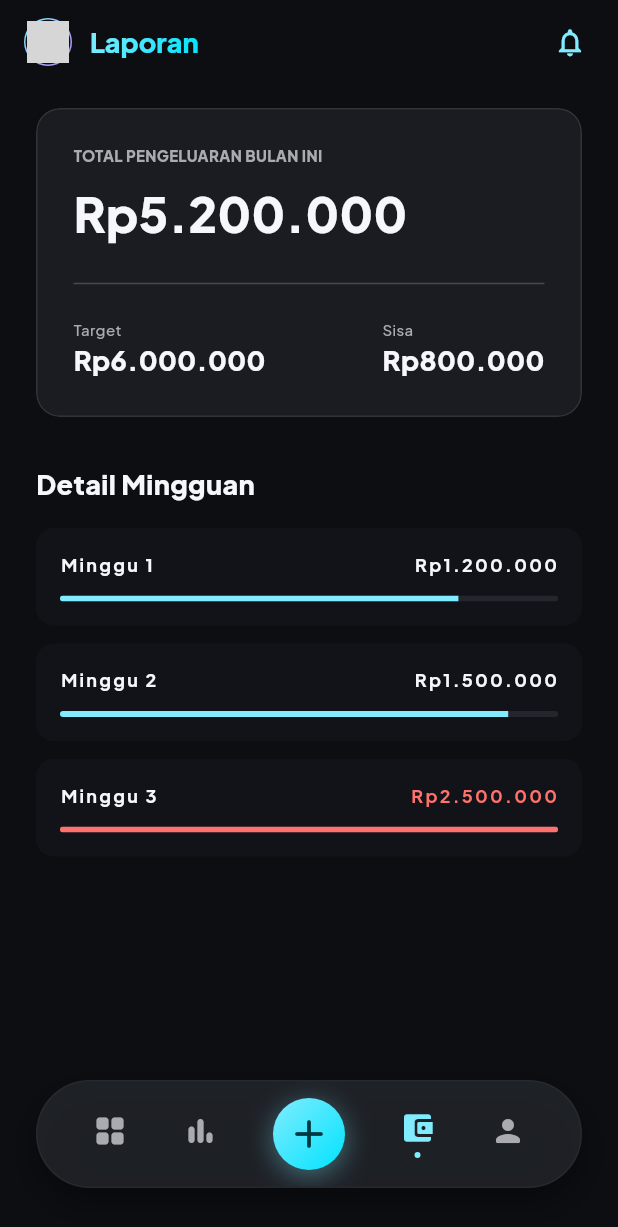
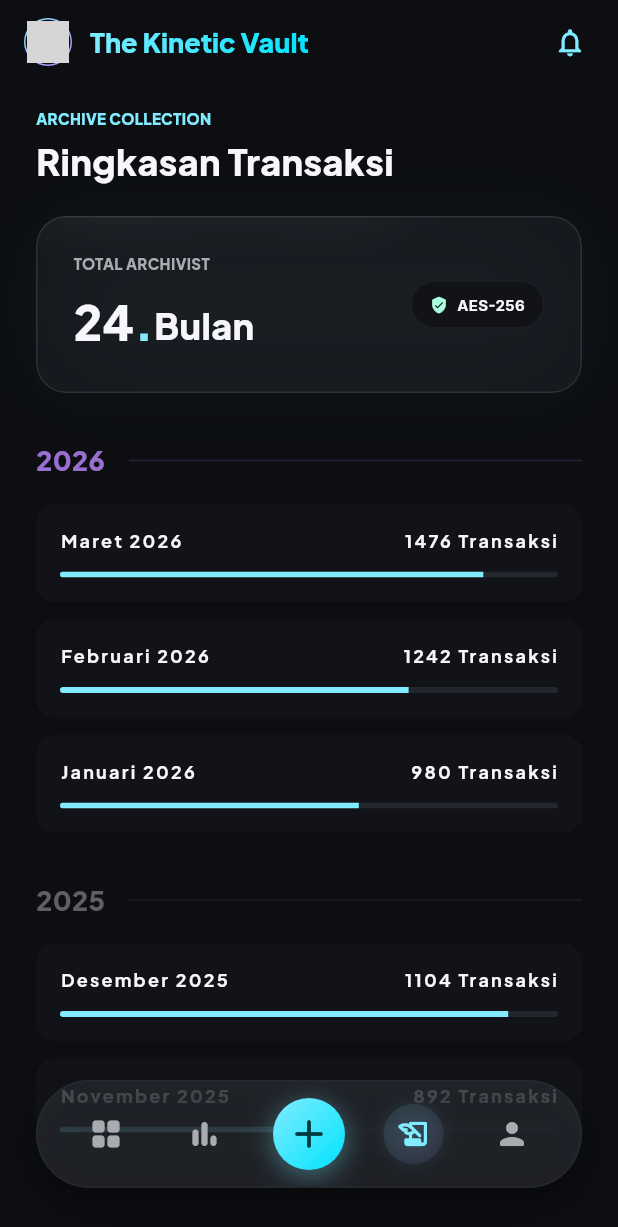
Before and after one commit to agusperdii/fintrack-mobile-app, a Flutter app: the screen it shows after launch, item 4 of the bottom bar chosen, on a phone screen of 412 x 824 dp. Shown: the top 1227 px of the screen. Run offline on Flutter 3.47's test engine with Material 3 defaults, Android fonts, the phone set to English and light mode, and no system bars; our stand-ins replace google_fonts; network calls fail; grey boxes are pictures that could not be loaded.

Commit message:
finalisasi

```diff
--- a/lib/presentation/molecules/app_transaction_item.dart
+++ b/lib/presentation/molecules/app_transaction_item.dart
@@ -29,7 +29,7 @@ class AppTransactionItem extends StatelessWidget {
           children: [
             AppIconContainer(
               icon: isExpense ? Icons.coffee : Icons.shopping_bag,
-              color: isExpense ? KineticVaultTheme.secondary : KineticVaultTheme.primary,
+              color:  KineticVaultTheme.surfaceContainerHigh,
               shape: AppIconShape.rounded,
               size: 40,
               opacity: 1.0,
--- a/lib/presentation/pages/main_screen.dart
+++ b/lib/presentation/pages/main_screen.dart
@@ -65,7 +65,7 @@ class _MainScreenState extends State<MainScreen> {
                     _buildNavItem(0, Icons.grid_view_rounded, 'Home'),
                     _buildNavItem(1, Icons.bar_chart_rounded, 'Analisa'),
                     _buildFloatingActionButton(),
-                    _buildNavItem(2, Icons.account_balance_wallet_rounded, 'Laporan'),
+                    _buildNavItem(2, Icons.history_edu_rounded, 'Laporan'),
                     _buildNavItem(3, Icons.person_rounded, 'Profil'),
                   ],
                 ),
@@ -82,25 +82,30 @@ class _MainScreenState extends State<MainScreen> {
     return GestureDetector(
       onTap: () => _onItemTapped(index),
       behavior: HitTestBehavior.opaque,
-      child: Column(
-        mainAxisAlignment: MainAxisAlignment.center,
-        children: [
-          Icon(
-            icon,
-            color: isSelected ? KineticVaultTheme.primary : KineticVaultTheme.onSurfaceVariant,
-            size: 24,
+      child: Container(
+        padding: const EdgeInsets.all(8),
+        decoration: isSelected ? BoxDecoration(
+          shape: BoxShape.circle,
+          gradient: LinearGradient(
+            colors: [
+              KineticVaultTheme.primary.withValues(alpha: 0.1),
+              KineticVaultTheme.secondary.withValues(alpha: 0.1),
+            ],
+            begin: Alignment.topLeft,
+            end: Alignment.bottomRight,
           ),
-          const SizedBox(height: 4),
-          if (isSelected)
-            Container(
-              width: 4,
-              height: 4,
-              decoration: const BoxDecoration(
-                shape: BoxShape.circle,
-                color: KineticVaultTheme.primary,
-              ),
+          boxShadow: [
+            BoxShadow(
+              color: KineticVaultTheme.primary.withValues(alpha: 0.1),
+              blurRadius: 10,
             ),
-        ],
+          ],
+        ) : null,
+        child: Icon(
+          icon,
+          color: isSelected ? KineticVaultTheme.primary : KineticVaultTheme.onSurfaceVariant,
+          size: 24,
+        ),
       ),
     );
   }
--- a/lib/presentation/pages/summary_page.dart
+++ b/lib/presentation/pages/summary_page.dart
@@ -3,7 +3,7 @@ import '../../core/theme/app_theme.dart';
 import '../atoms/glass_card.dart';
 import '../atoms/app_heading.dart';
 import '../organisms/app_header.dart';
-import '../molecules/app_stat_item.dart';
+import '../molecules/app_editorial_header.dart';
 import '../molecules/app_weekly_summary_item.dart';
 import 'placeholder_page.dart';
 
@@ -14,90 +14,128 @@ class SummaryPage extends StatelessWidget {
   Widget build(BuildContext context) {
     return Scaffold(
       backgroundColor: KineticVaultTheme.background,
-      appBar: const AppHeader(title: 'Laporan'),
+      appBar: const AppHeader(title: 'The Kinetic Vault'),
       body: SingleChildScrollView(
         padding: const EdgeInsets.fromLTRB(24, 16, 24, 120),
         child: Column(
           crossAxisAlignment: CrossAxisAlignment.start,
           children: [
-            GestureDetector(
+            const AppEditorialHeader(
+              category: 'Archive Collection',
+              title: 'Ringkasan Transaksi',
+            ),
+            const SizedBox(height: 20),
+            const _ArchiveHero(),
+            const SizedBox(height: 32),
+            const _YearGroupHeader(year: '2026', color: KineticVaultTheme.secondary),
+            const SizedBox(height: 16),
+            _buildArchiveList(context, [
+              {'month': 'Maret 2026', 'tx': 1476, 'progress': 0.85},
+              {'month': 'Februari 2026', 'tx': 1242, 'progress': 0.7},
+              {'month': 'Januari 2026', 'tx': 980, 'progress': 0.6},
+            ]),
+            const SizedBox(height: 32),
+            const _YearGroupHeader(year: '2025', color: KineticVaultTheme.outline),
+            const SizedBox(height: 16),
+            _buildArchiveList(context, [
+              {'month': 'Desember 2025', 'tx': 1104, 'progress': 0.9},
+              {'month': 'November 2025', 'tx': 892, 'progress': 0.5},
+            ]),
+          ],
+        ),
+      ),
+    );
+  }
+
+  Widget _buildArchiveList(BuildContext context, List<Map<String, dynamic>> data) {
+    return ListView.separated(
+      shrinkWrap: true,
+      physics: const NeverScrollableScrollPhysics(),
+      itemCount: data.length,
+      separatorBuilder: (context, index) => const SizedBox(height: 12),
+      itemBuilder: (context, index) {
+        final item = data[index];
+        return AppWeeklySummaryItem(
+          title: item['month'],
+          amount: '${item['tx']} Transaksi',
+          progress: item['progress'],
           onTap: () {
             Navigator.push(
               context,
-                  MaterialPageRoute(builder: (context) => const PlaceholderPage(featureName: 'Statistik Detail')),
+              MaterialPageRoute(builder: (context) => PlaceholderPage(featureName: 'Laporan ${item['month']}')),
             );
           },
+        );
+      },
+    );
+  }
+}
+
+class _ArchiveHero extends StatelessWidget {
+  const _ArchiveHero();
+
+  @override
+  Widget build(BuildContext context) {
+    return Container(
+      decoration: BoxDecoration(
+        borderRadius: BorderRadius.circular(20),
+        boxShadow: [
+          BoxShadow(
+            color: KineticVaultTheme.primary.withValues(alpha: 0.05),
+            blurRadius: 40,
+            spreadRadius: -10,
+          ),
+        ],
+      ),
       child: GlassCard(
         padding: const EdgeInsets.all(24),
-                borderRadius: 16,
-                child: Column(
+        borderRadius: 20,
+        color: KineticVaultTheme.surfaceContainerHighest.withValues(alpha: 0.4),
+        child: Row(
+          mainAxisAlignment: MainAxisAlignment.spaceBetween,
+          children: [
+            const Column(
               crossAxisAlignment: CrossAxisAlignment.start,
               children: [
-                    const AppHeading(
-                      'TOTAL PENGELUARAN BULAN INI',
+                AppHeading(
+                  'TOTAL ARCHIVIST',
                   size: AppHeadingSize.caption,
                   color: KineticVaultTheme.onSurfaceVariant,
                   isBold: true,
                 ),
-                    const SizedBox(height: 8),
-                    const AppHeading(
-                      'Rp5.200.000',
-                      size: AppHeadingSize.h1,
-                    ),
-                    const SizedBox(height: 16),
-                    const Divider(color: KineticVaultTheme.outlineVariant),
-                    const SizedBox(height: 16),
-                    const Row(
-                      mainAxisAlignment: MainAxisAlignment.spaceBetween,
+                SizedBox(height: 8),
+                Row(
+                  crossAxisAlignment: CrossAxisAlignment.baseline,
+                  textBaseline: TextBaseline.alphabetic,
                   children: [
-                        AppStatItem(label: 'Target', value: 'Rp6.000.000'),
-                        AppStatItem(label: 'Sisa', value: 'Rp800.000'),
+                    AppHeading('24', size: AppHeadingSize.h1),
+                    AppHeading('.', size: AppHeadingSize.h1, color: KineticVaultTheme.primary),
+                    AppHeading('Bulan', size: AppHeadingSize.h2),
                   ],
                 ),
               ],
             ),
+            Container(
+              padding: const EdgeInsets.symmetric(horizontal: 12, vertical: 8),
+              decoration: BoxDecoration(
+                color: KineticVaultTheme.surfaceContainerLow,
+                borderRadius: BorderRadius.circular(100),
+                border: Border.all(color: KineticVaultTheme.outlineVariant.withValues(alpha: 0.2)),
+              ),
+              child: const Row(
+                children: [
+                  Icon(Icons.verified_user_rounded, size: 12, color: KineticVaultTheme.tertiary),
+                  SizedBox(width: 6),
+                  Text(
+                    'AES-256',
+                    style: TextStyle(
+                      fontSize: 10,
+                      fontWeight: FontWeight.bold,
+                      color: KineticVaultTheme.onSurface,
                     ),
                   ),
-            const SizedBox(height: 32),
-            const AppHeading(
-              'Detail Mingguan',
-              size: AppHeadingSize.h3,
+                ],
               ),
-            const SizedBox(height: 16),
-            AppWeeklySummaryItem(
-              title: 'Minggu 1',
-              amount: 'Rp1.200.000',
-              progress: 0.8,
-              onTap: () {
-                Navigator.push(
-                  context,
-                  MaterialPageRoute(builder: (context) => const PlaceholderPage(featureName: 'Detail Minggu 1')),
-                );
-              },
-            ),
-            const SizedBox(height: 12),
-            AppWeeklySummaryItem(
-              title: 'Minggu 2',
-              amount: 'Rp1.500.000',
-              progress: 0.9,
-              onTap: () {
-                Navigator.push(
-                  context,
-                  MaterialPageRoute(builder: (context) => const PlaceholderPage(featureName: 'Detail Minggu 2')),
-                );
-              },
-            ),
-            const SizedBox(height: 12),
-            AppWeeklySummaryItem(
-              title: 'Minggu 3',
-              amount: 'Rp2.500.000',
-              progress: 1.2,
-              onTap: () {
-                Navigator.push(
-                  context,
-                  MaterialPageRoute(builder: (context) => const PlaceholderPage(featureName: 'Detail Minggu 3')),
-                );
-              },
             ),
           ],
         ),
@@ -105,3 +143,26 @@ class SummaryPage extends StatelessWidget {
     );
   }
 }
+
+class _YearGroupHeader extends StatelessWidget {
+  final String year;
+  final Color color;
+
+  const _YearGroupHeader({required this.year, required this.color});
+
+  @override
+  Widget build(BuildContext context) {
+    return Row(
+      children: [
+        AppHeading(year, size: AppHeadingSize.h3, color: color.withValues(alpha: 0.8)),
+        const SizedBox(width: 16),
+        Expanded(
+          child: Divider(
+            color: color.withValues(alpha: 0.15),
+            thickness: 1,
+          ),
+        ),
+      ],
+    );
+  }
+}
```
Also changed, not shown: 9 other files. Lines whose indentation alone changed are shown as unchanged.
